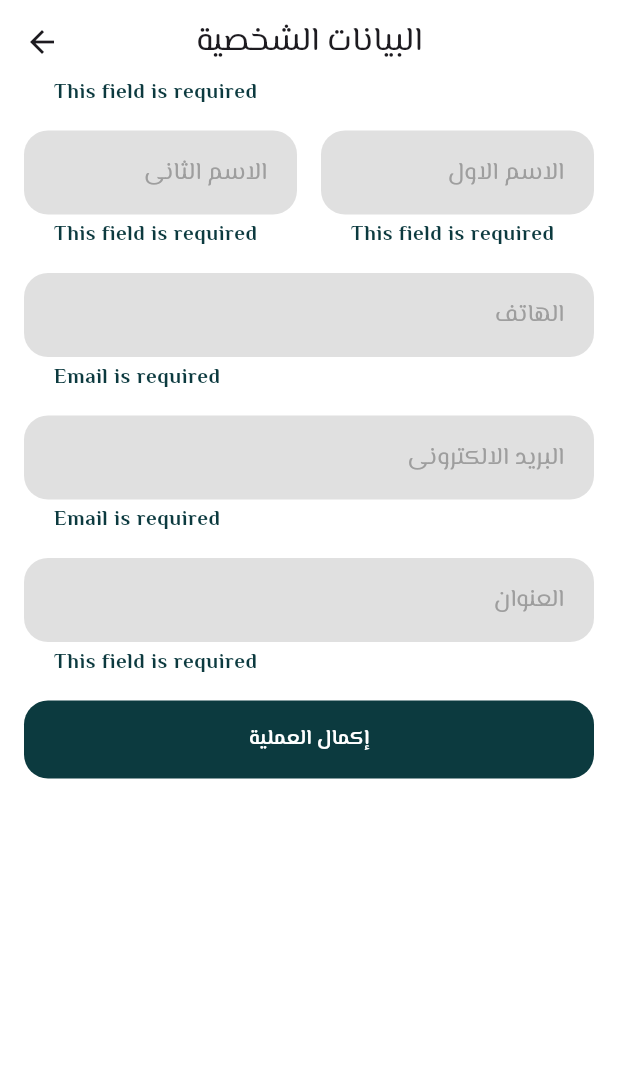
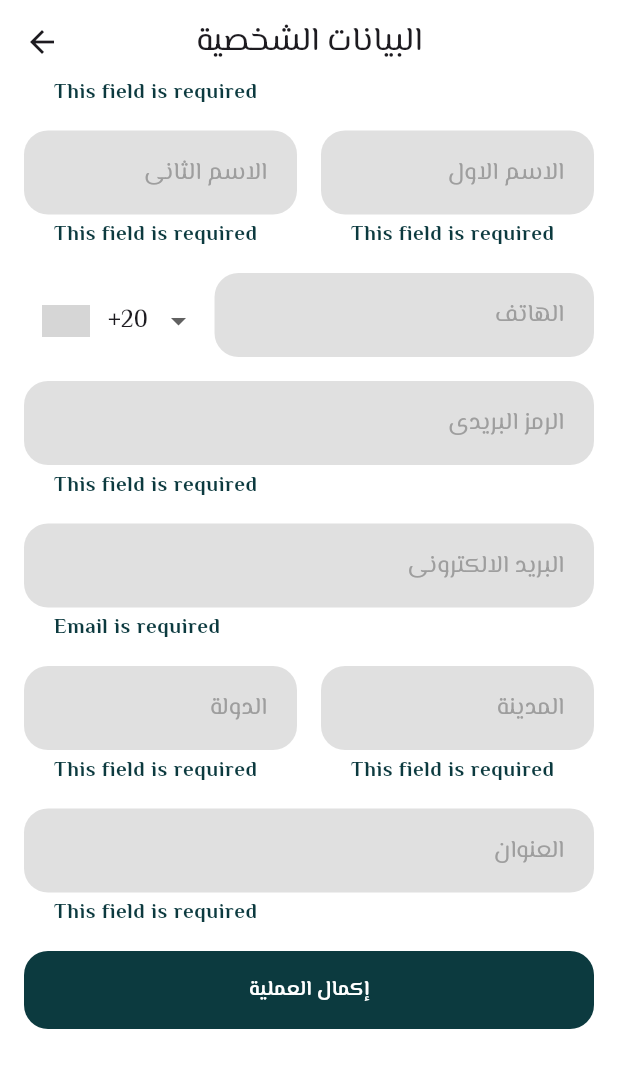
Before and after one commit to Rana-Mohsen/angelina, a Flutter app: the PlaceOrderView screen opened directly, scrolled down 88 dp, after a tap on "إكمال العملية", on a phone screen of 412 x 824 dp. Shown: the top 1068 px of the screen. Run offline on Flutter 3.47's test engine with Material 3 defaults, Android fonts, the phone set to English and light mode, and no system bars; drawn by our look-alikes of intl_phone_number_input, modal_progress_hud_nsn; our stand-ins replace bloc, cached_network_image, carousel_slider, dartz, device_preview, dio and 5 more; network calls fail; grey boxes are pictures that could not be loaded.

Commit message:
send order

```diff
--- a/lib/constants.dart
+++ b/lib/constants.dart
@@ -4,6 +4,6 @@ import 'package:flutter/material.dart';
 final GlobalKey<NavigatorState> navigatorKey = GlobalKey<NavigatorState>();
 
 const kGreenColor = Color(0xff0C3A3F);
-const String baseUrl = "https://angelinashop2025.com/wp-json/wc/v3/products";
+const String baseUrl = "https://angelinashop2025.com/wp-json/wc/v3/";
 List<ProductModel> favList = [];
   List<ProductModel> cartList = [];
--- a/lib/main.dart
+++ b/lib/main.dart
@@ -1,7 +1,7 @@
 import 'package:angelina/constants.dart';
 import 'package:angelina/views/navigation_bar/custom_navigation_bar.dart';
 import 'package:angelina/services/api_service/api.dart';
-import 'package:angelina/services/api_service/category.api.dart';
+import 'package:angelina/services/api_service/category_api.dart';
 import 'package:angelina/services/api_service/products_api.dart';
 import 'package:angelina/simple_bloc_observer.dart';
 import 'package:angelina/views/cart/view_model/cart_list/cart_list_cubit.dart';
--- /dev/null
+++ b/lib/models/order_requist_model.dart
@@ -0,0 +1,68 @@
+class OrderRequest {
+  final String paymentMethod;
+  final String paymentMethodTitle;
+  final bool setPaid;
+  final Billing billing;
+  final List<LineItem> lineItems;
+
+  OrderRequest({
+    required this.paymentMethod,
+    required this.paymentMethodTitle,
+    required this.setPaid,
+    required this.billing,
+    required this.lineItems,
+  });
+
+  Map<String, dynamic> toJson() => {
+    "payment_method": paymentMethod,
+    "payment_method_title": paymentMethodTitle,
+    "set_paid": setPaid,
+    "billing": billing.toJson(),
+    "line_items": lineItems.map((item) => item.toJson()).toList(),
+  };
+}
+
+class Billing {
+  final String firstName;
+  final String lastName;
+  final String address1;
+  final String city;
+  final String postcode;
+  final String country;
+  final String email;
+  final String phone;
+
+  Billing({
+    required this.firstName,
+    required this.lastName,
+    required this.address1,
+    required this.city,
+    required this.postcode,
+    required this.country,
+    required this.email,
+    required this.phone,
+  });
+
+  Map<String, dynamic> toJson() => {
+    "first_name": firstName,
+    "last_name": lastName,
+    "address_1": address1,
+    "city": city,
+    "postcode": postcode,
+    "country": country,
+    "email": email,
+    "phone": phone,
+  };
+}
+
+class LineItem {
+  final int productId;
+  final int quantity;
+
+  LineItem({required this.productId, required this.quantity});
+
+  Map<String, dynamic> toJson() => {
+    "product_id": productId,
+    "quantity": quantity,
+  };
+}
--- a/lib/services/api_service/products_api.dart
+++ b/lib/services/api_service/products_api.dart
@@ -15,7 +15,7 @@ class ProductsApi {
     try {
       var data = await _api.get(
         url:
-            "$baseUrl?per_page=10&page=$page&consumer_key=ck_0e46d6f95c508e91ae3d99f64845cc3b6f5eb5e5&consumer_secret=cs_ab95108f084683daa92f347a81c6d7a5035435ac",
+            "${baseUrl}products?per_page=10&page=$page&consumer_key=ck_0e46d6f95c508e91ae3d99f64845cc3b6f5eb5e5&consumer_secret=cs_ab95108f084683daa92f347a81c6d7a5035435ac",
       );
 
       List<ProductModel> products = [];
--- a/lib/services/paymob_service/paymob_service.dart
+++ b/lib/services/paymob_service/paymob_service.dart
@@ -61,7 +61,7 @@ class PaymobService {
           },
           "extras": {},
           "expiration": 3600,
-          "redirect_url": "https://anglina.app",
+          //"redirect_url": "https://anglina.app",
         },
       );
       return data["payment_keys"][0]["key"];
--- a/lib/views/category/category_view.dart
+++ b/lib/views/category/category_view.dart
@@ -1,9 +1,7 @@
 import 'package:angelina/models/category/category_model.dart';
 import 'package:angelina/models/home/product_model.dart';
 import 'package:angelina/views/home/view_model/cubit/category_cubit/categories_cubit.dart';
-import 'package:angelina/views/home/view_model/cubit/products_cubit/products_cubit.dart';
 import 'package:angelina/views/home/widgets/custom_home_grid.dart';
-import 'package:flutter/foundation.dart';
 import 'package:flutter/material.dart';
 import 'package:flutter_bloc/flutter_bloc.dart';
 
--- a/lib/views/home/view_model/cubit/category_cubit/categories_cubit.dart
+++ b/lib/views/home/view_model/cubit/category_cubit/categories_cubit.dart
@@ -1,6 +1,6 @@
 import 'package:angelina/models/category/category_model.dart';
 import 'package:angelina/models/home/product_model.dart';
-import 'package:angelina/services/api_service/category.api.dart';
+import 'package:angelina/services/api_service/category_api.dart';
 import 'package:bloc/bloc.dart';
 import 'package:meta/meta.dart';
 
--- a/lib/views/order/widget/place_order_view_body.dart
+++ b/lib/views/order/widget/place_order_view_body.dart
@@ -1,5 +1,8 @@
+import 'package:angelina/constants.dart';
 import 'package:angelina/core/utils/validators.dart';
 import 'package:angelina/core/widgets/custom_button.dart';
+import 'package:angelina/models/order_requist_model.dart';
+import 'package:angelina/services/api_service/order_api.dart';
 import 'package:angelina/services/paymob_service/paymob_service.dart';
 import 'package:angelina/views/cart/view_model/cart_list/cart_list_cubit.dart';
 import 'package:angelina/views/order/widget/custom_phone_intl.dart';
@@ -21,7 +24,14 @@ class PlaceOrderViewBody extends StatefulWidget {
 class _PlaceOrderViewBodyState extends State<PlaceOrderViewBody> {
   final GlobalKey<FormState> _formKey = GlobalKey();
 
-  String? firstName, lastName, location, email, address;
+  String? firstName,
+      lastName,
+      location,
+      email,
+      address,
+      country,
+      city,
+      postCode;
   PhoneNumber number = PhoneNumber();
   bool isLoading = false;
   @override
@@ -69,28 +79,58 @@ class _PlaceOrderViewBodyState extends State<PlaceOrderViewBody> {
                     ),
                   ],
                 ),
-                // Padding(
-                //   padding: const EdgeInsets.symmetric(vertical: 8.0),
-                //   child: CustomPhoneIntl(
-                //     onSaved: (PhoneNumber nmb) {
-                //       number = nmb;
-                //     },
-                //   ),
-                // ),
+                Padding(
+                  padding: const EdgeInsets.symmetric(vertical: 8.0),
+                  child: CustomPhoneIntl(
+                    onSaved: (PhoneNumber nmb) {
+                      number = nmb;
+                    },
+                  ),
+                ),
                 PlaceOrderTextField(
-                  hintText: "الهاتف",
-                  validator: Validators.emailValidator,
-                  keyboardType: TextInputType.number,
+                  hintText: "الرمز البريدى",
+                  validator: validateString,
                   onChange: (value) {
-                    email = value;
+                    postCode = value;
                   },
                 ),
+                // PlaceOrderTextField(
+                //   hintText: "الهاتف",
+                //   validator: Validators.emailValidator,
+                //   keyboardType: TextInputType.number,
+                //   onChange: (value) {
+                //     number = value;
+                //   },
+                // ),
                 PlaceOrderTextField(
                   hintText: "البريد الالكترونى",
                   validator: Validators.emailValidator,
                   onChange: (value) {
                     email = value;
                   },
+                ),
+                Row(
+                  children: [
+                    Expanded(
+                      child: PlaceOrderTextField(
+                        hintText: "الدولة",
+                        validator: validateString,
+                        onChange: (value) {
+                          country = value;
+                        },
+                      ),
+                    ),
+                    const SizedBox(width: 16),
+                    Expanded(
+                      child: PlaceOrderTextField(
+                        hintText: "المدينة",
+                        validator: validateString,
+                        onChange: (value) {
+                          city = value;
+                        },
+                      ),
+                    ),
+                  ],
                 ),
                 PlaceOrderTextField(
                   hintText: "العنوان",
@@ -120,13 +160,40 @@ class _PlaceOrderViewBodyState extends State<PlaceOrderViewBody> {
                           number.phoneNumber!,
                           number.isoCode!,
                         );
-
+                        Billing billing = Billing(
+                          firstName: firstName!,
+                          lastName: lastName!,
+                          address1: address!,
+                          city: city!,
+                          postcode: postCode!,
+                          country: country!,
+                          email: email!,
+                          phone: number.phoneNumber!,
+                        );
+                        List<LineItem> orderedItems =
+                            cartList
+                                .map(
+                                  (item) => LineItem(
+                                    productId: item.id,
+                                    quantity: item.count,
+                                  ),
+                                )
+                                .toList();
+                        OrderRequest order = OrderRequest(
+                          paymentMethod: "visa",
+                          paymentMethodTitle: "visa",
+                          setPaid: true,
+                          billing: billing,
+                          lineItems: orderedItems,
+                        );
                         Navigator.pushReplacement(
                           context,
                           MaterialPageRoute(
                             builder:
-                                (context) =>
-                                    PaymentWebView(paymentUrl: paymentUrl),
+                                (context) => PaymentWebView(
+                                  paymentUrl: paymentUrl,
+                                  order: order,
+                                ),
                           ),
                         );
                       }
--- a/lib/views/product/product_details_view.dart
+++ b/lib/views/product/product_details_view.dart
@@ -139,7 +139,9 @@ class _ProductDetailsViewState extends State<ProductDetailsView> {
                           width: 55.w,
                           child: CustomButton(
                             text: "اضافة الى السلة",
-                            onTap: () {},
+                            onTap: () {
+
+                            },
                           ),
                         ),
                         Text(
```
Also changed, not shown: lib/services/api_service/api.dart (+7 -3 lines), lib/services/api_service/category_api.dart (renamed from lib/services/api_service/category.api.dart, +4 -4 lines), lib/services/api_service/order_api.dart (added, +30 -0 lines), lib/views/cart/cart_view.dart (+5 -2 lines), lib/views/cart/view_model/cart_list/cart_list_cubit.dart (+13 -5 lines), lib/views/cart/widgets/custom_product_cart.dart (+30 -2 lines), lib/views/order/widget/payment_web_view.dart (+16 -12 lines).
